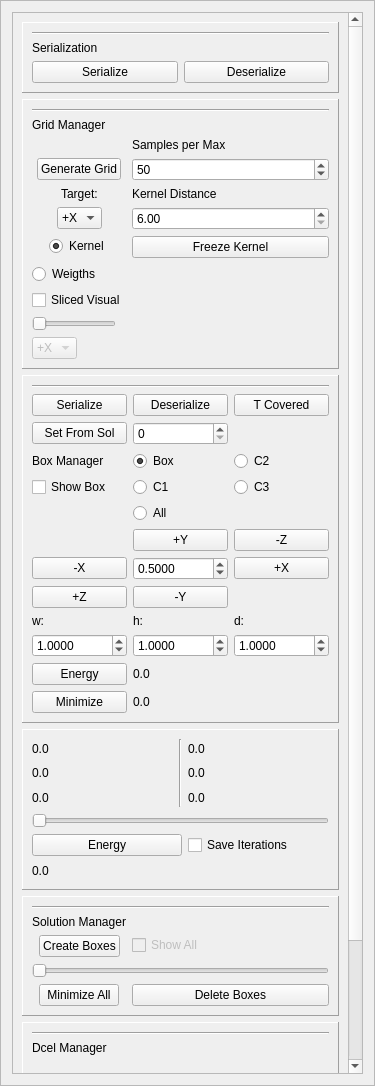
Qt form GUI/managers/enginemanager.ui (alemuntoni/HeightFieldDecomposition) before a commit.
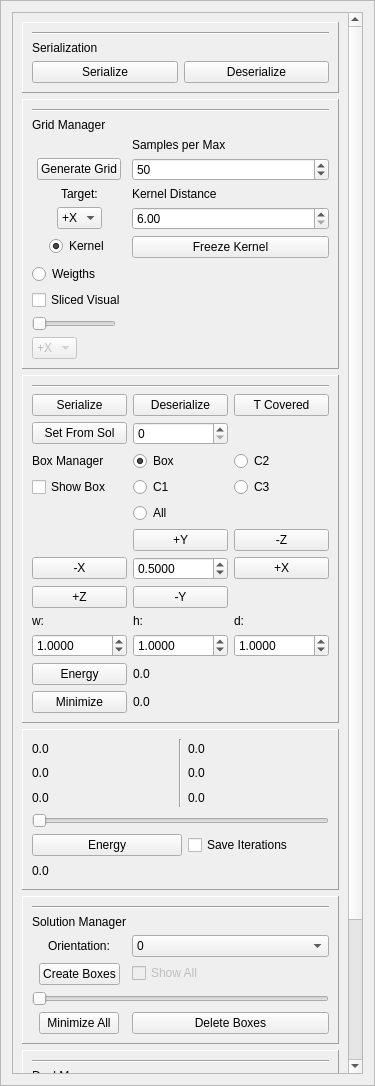
The same form after that commit.

What changed in the file:
```diff
--- a/GUI/managers/enginemanager.ui
+++ b/GUI/managers/enginemanager.ui
@@ -50,9 +50,9 @@
       <property name="geometry">
        <rect>
         <x>0</x>
-        <y>0</y>
+        <y>-274</y>
         <width>337</width>
-        <height>1338</height>
+        <height>1371</height>
        </rect>
       </property>
       <layout class="QGridLayout" name="gridLayout_15">
@@ -693,14 +693,14 @@
             </property>
            </widget>
           </item>
-          <item row="2" column="0">
+          <item row="3" column="0">
            <widget class="QPushButton" name="createBoxesPushButton">
             <property name="text">
              <string>Create Boxes</string>
             </property>
            </widget>
           </item>
-          <item row="2" column="1">
+          <item row="3" column="1">
            <widget class="QCheckBox" name="showAllSolutionsCheckBox">
             <property name="enabled">
              <bool>false</bool>
@@ -710,7 +710,7 @@
             </property>
            </widget>
           </item>
-          <item row="3" column="0" colspan="2">
+          <item row="4" column="0" colspan="2">
            <widget class="QSlider" name="solutionsSlider">
             <property name="enabled">
              <bool>false</bool>
@@ -720,20 +720,51 @@
             </property>
            </widget>
           </item>
-          <item row="4" column="0">
+          <item row="5" column="0">
            <widget class="QPushButton" name="minimizeAllPushButton">
             <property name="text">
              <string>Minimize All</string>
             </property>
            </widget>
           </item>
-          <item row="4" column="1">
+          <item row="5" column="1">
            <widget class="QPushButton" name="deleteBoxesPushButton">
             <property name="text">
              <string>Delete Boxes</string>
             </property>
            </widget>
           </item>
+          <item row="2" column="0">
+           <widget class="QLabel" name="label_12">
+            <property name="text">
+             <string>Orientation:</string>
+            </property>
+           </widget>
+          </item>
+          <item row="2" column="1">
+           <widget class="QComboBox" name="orientationComboBox">
+            <item>
+             <property name="text">
+              <string>0</string>
+             </property>
+            </item>
+            <item>
+             <property name="text">
+              <string>1</string>
+             </property>
+            </item>
+            <item>
+             <property name="text">
+              <string>2</string>
+             </property>
+            </item>
+            <item>
+             <property name="text">
+              <string>3</string>
+             </property>
+            </item>
+           </widget>
+          </item>
          </layout>
         </widget>
        </item>
```
